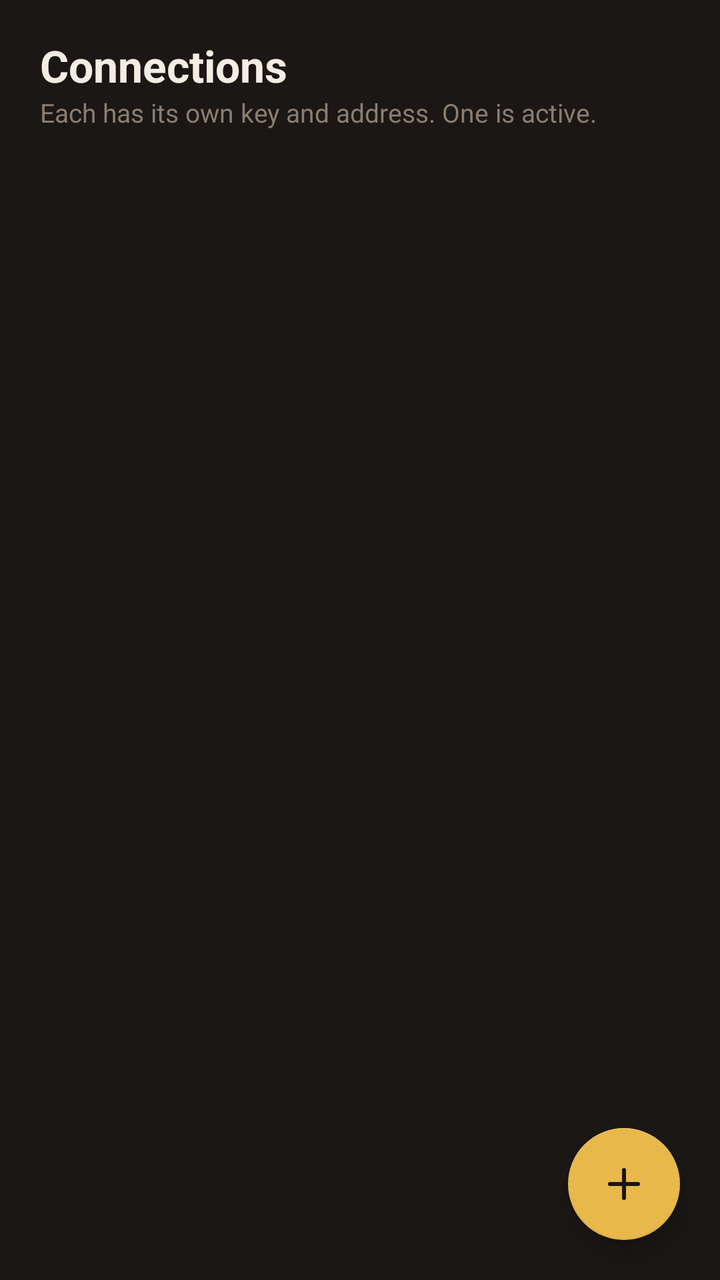
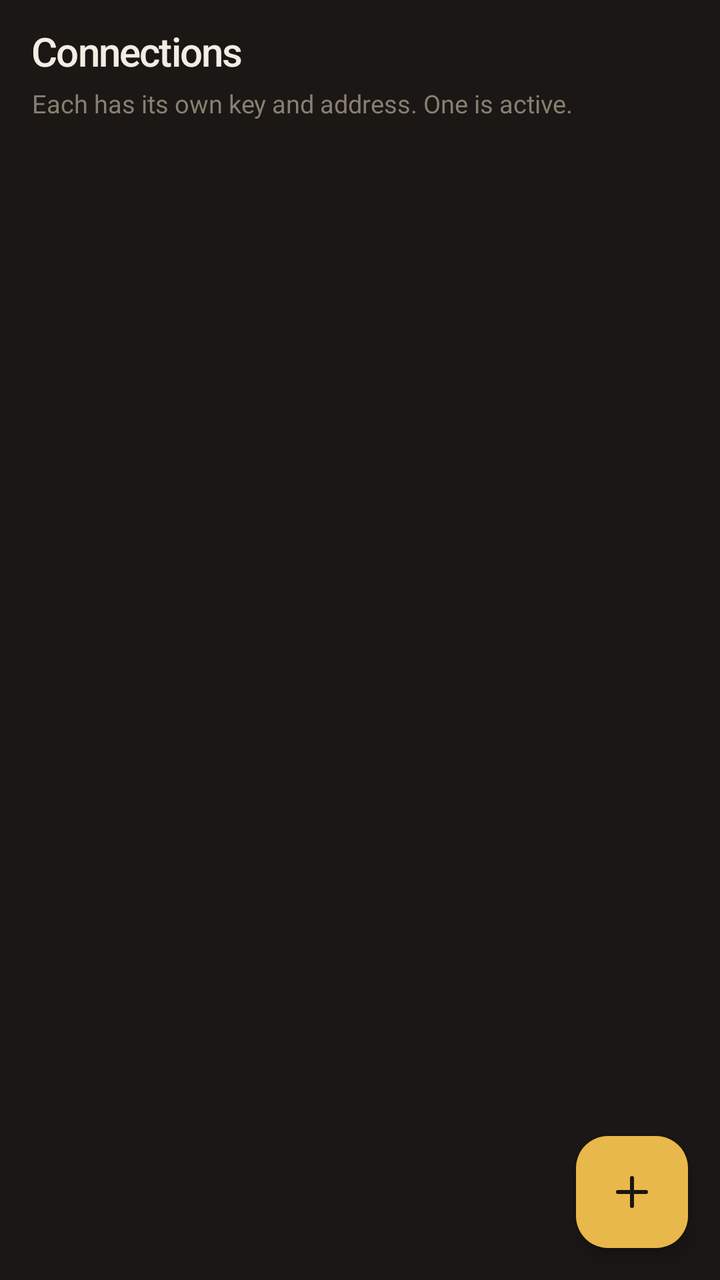

Screens rendered from an Android XML layout before and after an edit, with the pre-edit source and the edit as a unified diff.
<!-- AndroidManifest.xml: application theme Theme.Loft -->
<!-- res/layout/pane_conns.xml -->
<?xml version="1.0" encoding="utf-8"?>
<FrameLayout xmlns:android="http://schemas.android.com/apk/res/android"
    xmlns:app="http://schemas.android.com/apk/res-auto"
    android:layout_width="match_parent"
    android:layout_height="match_parent"
    android:background="@color/ink">

    <LinearLayout
        android:layout_width="match_parent"
        android:layout_height="match_parent"
        android:orientation="vertical">

        <TextView
            android:layout_width="match_parent"
            android:layout_height="wrap_content"
            android:paddingLeft="20dp"
            android:paddingTop="18dp"
            android:paddingRight="20dp"
            android:text="@string/conns"
            android:textColor="@color/snow"
            android:textSize="22sp"
            android:textStyle="bold" />

        <TextView
            android:layout_width="match_parent"
            android:layout_height="wrap_content"
            android:paddingLeft="20dp"
            android:paddingRight="20dp"
            android:paddingBottom="8dp"
            android:text="@string/conns_sub"
            android:textColor="@color/mute"
            android:textSize="13sp" />

        <ListView
            android:id="@+id/list"
            android:layout_width="match_parent"
            android:layout_height="0dp"
            android:layout_weight="1"
            android:divider="@color/line"
            android:dividerHeight="1dp" />
    </LinearLayout>

    <com.google.android.material.floatingactionbutton.FloatingActionButton
        android:id="@+id/fab"
        android:layout_width="wrap_content"
        android:layout_height="wrap_content"
        android:layout_gravity="bottom|end"
        android:layout_margin="20dp"
        android:contentDescription="@string/add"
        android:src="@drawable/ic_add"
        app:backgroundTint="@color/lamp"
        app:tint="@color/ink" />
</FrameLayout>
<!-- resources referenced by this layout -->
<resources>
  <color name="ink">#1A1714</color>
  <color name="lamp">#E8B84A</color>
  <color name="line">#26F3EDE4</color>
  <color name="mute">#8A7E72</color>
  <color name="snow">#F3EDE4</color>
  <string name="add">Add</string>
  <string name="conns">Connections</string>
  <string name="conns_sub">Each has its own key and address. One is active.</string>
  <style name="Theme.Loft" parent="Theme.MaterialComponents.NoActionBar">
          <item name="android:statusBarColor">@color/ink</item>
          <item name="android:navigationBarColor">@color/ink</item>
          <item name="android:windowBackground">@color/ink</item>
          <item name="android:colorBackground">@color/ink</item>
          <item name="android:textColor">@color/snow</item>
          <item name="android:textColorPrimary">@color/snow</item>
          <item name="android:textColorSecondary">@color/mute</item>
          <item name="colorPrimary">@color/lamp</item>
          <item name="colorOnPrimary">@color/ink</item>
          <item name="colorSecondary">@color/copper</item>
          <item name="colorSurface">@color/ink2</item>
          <item name="colorOnSurface">@color/snow</item>
          <item name="colorError">@color/err</item>
          <item name="android:windowLightStatusBar">false</item>
      </style>
  <color name="copper">#C67B3A</color>
  <color name="ink2">#241F1B</color>
  <color name="err">#E24B4B</color>
  <!-- unchanged entries left out for length: 1 -->
</resources>

<!-- the commit's change to res/layout/pane_conns.xml (unified diff, before → after) -->
@@ -13,41 +13,59 @@
         <TextView
             android:layout_width="match_parent"
             android:layout_height="wrap_content"
-            android:paddingLeft="20dp"
-            android:paddingTop="18dp"
-            android:paddingRight="20dp"
+            android:fontFamily="sans-serif-medium"
+            android:letterSpacing="-0.03"
+            android:paddingLeft="16dp"
+            android:paddingTop="12dp"
+            android:paddingRight="16dp"
             android:text="@string/conns"
             android:textColor="@color/snow"
-            android:textSize="22sp"
-            android:textStyle="bold" />
+            android:textSize="20sp" />
 
         <TextView
             android:layout_width="match_parent"
             android:layout_height="wrap_content"
-            android:paddingLeft="20dp"
-            android:paddingRight="20dp"
+            android:paddingLeft="16dp"
+            android:paddingTop="4dp"
+            android:paddingRight="16dp"
             android:paddingBottom="8dp"
             android:text="@string/conns_sub"
             android:textColor="@color/mute"
-            android:textSize="13sp" />
+            android:textSize="12.5sp" />
 
-        <ListView
+        <androidx.recyclerview.widget.RecyclerView
             android:id="@+id/list"
             android:layout_width="match_parent"
             android:layout_height="0dp"
             android:layout_weight="1"
-            android:divider="@color/line"
-            android:dividerHeight="1dp" />
+            android:clipToPadding="false"
+            android:paddingBottom="88dp" />
+
+        <TextView
+            android:id="@+id/empty"
+            android:layout_width="match_parent"
+            android:layout_height="0dp"
+            android:layout_weight="1"
+            android:gravity="center"
+            android:padding="24dp"
+            android:text="@string/empty_hint"
+            android:textColor="@color/mute"
+            android:visibility="gone" />
     </LinearLayout>
 
     <com.google.android.material.floatingactionbutton.FloatingActionButton
         android:id="@+id/fab"
-        android:layout_width="wrap_content"
-        android:layout_height="wrap_content"
+        android:layout_width="56dp"
+        android:layout_height="56dp"
         android:layout_gravity="bottom|end"
-        android:layout_margin="20dp"
+        android:layout_margin="16dp"
         android:contentDescription="@string/add"
         android:src="@drawable/ic_add"
         app:backgroundTint="@color/lamp"
+        app:borderWidth="0dp"
+        app:elevation="6dp"
+        app:fabCustomSize="56dp"
+        app:maxImageSize="24dp"
+        app:shapeAppearanceOverlay="@style/Shape.Loft.Fab"
         app:tint="@color/ink" />
 </FrameLayout>
<!-- resource entries referenced after the edit -->
@@ -2,12 +2,16 @@
 <resources>
   <color name="ink">#1A1714</color>
   <color name="lamp">#E8B84A</color>
-  <color name="line">#26F3EDE4</color>
   <color name="mute">#8A7E72</color>
   <color name="snow">#F3EDE4</color>
   <string name="add">Add</string>
   <string name="conns">Connections</string>
   <string name="conns_sub">Each has its own key and address. One is active.</string>
+  <string name="empty_hint">Scan a QR, paste a link, or add one by hand.</string>
+  <style name="Shape.Loft.Fab" parent="">
+          <item name="cornerFamily">rounded</item>
+          <item name="cornerSize">16dp</item>
+      </style>
   <style name="Theme.Loft" parent="Theme.MaterialComponents.NoActionBar">
           <item name="android:statusBarColor">@color/ink</item>
           <item name="android:navigationBarColor">@color/ink</item>
@@ -16,6 +20,7 @@
           <item name="android:textColor">@color/snow</item>
           <item name="android:textColorPrimary">@color/snow</item>
           <item name="android:textColorSecondary">@color/mute</item>
+          <item name="android:fontFamily">sans-serif</item>
           <item name="colorPrimary">@color/lamp</item>
           <item name="colorOnPrimary">@color/ink</item>
           <item name="colorSecondary">@color/copper</item>
@@ -23,10 +28,51 @@
           <item name="colorOnSurface">@color/snow</item>
           <item name="colorError">@color/err</item>
           <item name="android:windowLightStatusBar">false</item>
+          <item name="bottomSheetDialogTheme">@style/Theme.Loft.Sheet</item>
+          <item name="bottomNavigationStyle">@style/Widget.Loft.Nav</item>
       </style>
   <color name="copper">#C67B3A</color>
   <color name="ink2">#241F1B</color>
   <color name="err">#E24B4B</color>
+  <style name="Theme.Loft.Sheet" parent="Theme.MaterialComponents.BottomSheetDialog">
+          <item name="bottomSheetStyle">@style/Widget.Loft.Sheet</item>
+          <item name="android:windowIsFloating">false</item>
+          <item name="android:statusBarColor">@android:color/transparent</item>
+          <item name="colorPrimary">@color/lamp</item>
+          <item name="colorOnSurface">@color/snow</item>
+          <item name="android:colorBackground">@color/ink2</item>
+      </style>
+  <style name="Widget.Loft.Nav" parent="Widget.MaterialComponents.BottomNavigationView">
+          <item name="android:background">@color/ink</item>
+          <item name="elevation">0dp</item>
+          <item name="itemIconTint">@color/nav_icon</item>
+          <item name="itemTextColor">@color/nav_text</item>
+          <item name="itemRippleColor">@color/lamp</item>
+          <item name="itemActiveIndicatorStyle">@style/Widget.Loft.NavIndicator</item>
+          <item name="labelVisibilityMode">labeled</item>
+      </style>
+  <style name="Widget.Loft.Sheet" parent="Widget.MaterialComponents.BottomSheet">
+          <item name="backgroundTint">@color/ink2</item>
+          <item name="shapeAppearance">@style/Shape.Loft.Sheet</item>
+      </style>
+  <style name="Widget.Loft.NavIndicator" parent="">
+          <item name="android:color">@color/lamp22</item>
+          <item name="android:width">64dp</item>
+          <item name="android:height">32dp</item>
+          <item name="shapeAppearance">@style/Shape.Loft.NavPill</item>
+      </style>
+  <style name="Shape.Loft.Sheet" parent="">
+          <item name="cornerFamily">rounded</item>
+          <item name="cornerSizeTopLeft">16dp</item>
+          <item name="cornerSizeTopRight">16dp</item>
+          <item name="cornerSizeBottomLeft">0dp</item>
+          <item name="cornerSizeBottomRight">0dp</item>
+      </style>
+  <color name="lamp22">#38E8B84A</color>
+  <style name="Shape.Loft.NavPill" parent="">
+          <item name="cornerFamily">rounded</item>
+          <item name="cornerSize">16dp</item>
+      </style>
   <!-- unchanged entries left out for length: 1 -->
 </resources>
 
